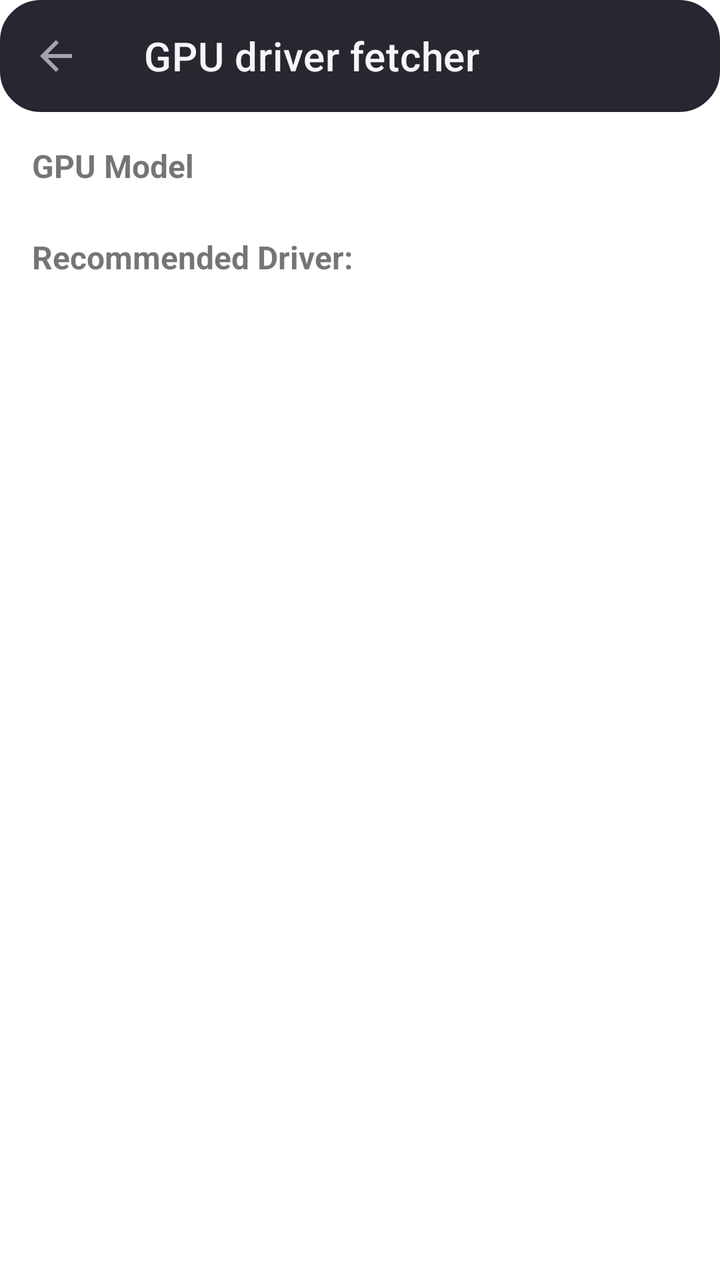
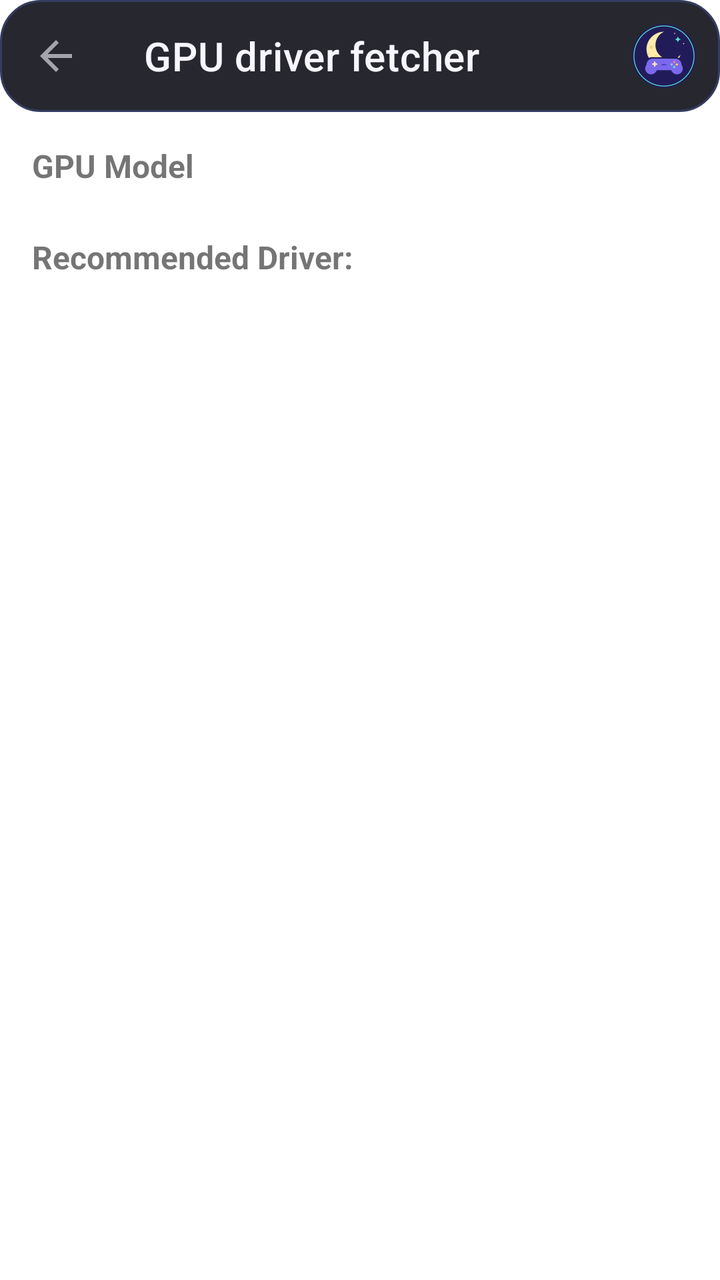

Two renders of the same Android screen: before a commit and after it. Below are the layout's source before the change and the commit's diff.
<!-- AndroidManifest.xml: fallback theme Theme.MaterialComponents.DayNight.NoActionBar -->
<!-- res/layout/fragment_driver_fetcher.xml -->
<?xml version="1.0" encoding="utf-8"?>
<androidx.constraintlayout.widget.ConstraintLayout xmlns:android="http://schemas.android.com/apk/res/android"
    xmlns:app="http://schemas.android.com/apk/res-auto"
    xmlns:tools="http://schemas.android.com/tools"
    android:id="@+id/coordinator_licenses"
    android:layout_width="match_parent"
    android:layout_height="match_parent"
    android:background="?attr/colorSurface">

    <com.google.android.material.appbar.AppBarLayout
        android:id="@+id/appbar_drivers"
        style="@style/Widget.Eden.TransparentTopAppBarLayout"
        android:layout_width="match_parent"
        android:layout_height="wrap_content"
        android:fitsSystemWindows="true"
        android:touchscreenBlocksFocus="false"
        app:layout_constraintStart_toStartOf="parent"
        app:layout_constraintEnd_toEndOf="parent"
        app:layout_constraintTop_toTopOf="parent"

        app:liftOnScrollTargetViewId="@id/list_drivers">

        <com.google.android.material.appbar.MaterialToolbar
            android:id="@+id/toolbar_drivers"
            style="@style/Widget.Eden.TransparentTopToolbar"
            android:layout_width="match_parent"
            android:layout_height="?attr/actionBarSize"
            android:touchscreenBlocksFocus="false"
            app:navigationIcon="@drawable/ic_back"
            app:title="@string/gpu_driver_fetcher" />

    </com.google.android.material.appbar.AppBarLayout>

    <TextView
        android:id="@+id/label_gpu_model"
        android:layout_width="wrap_content"
        android:layout_height="wrap_content"
        android:layout_marginStart="8dp"
        android:layout_marginTop="8dp"
        android:padding="8dp"
        android:text="@string/gpu_model"
        android:textSize="16sp"
        android:textStyle="bold"
        app:layout_behavior="@string/appbar_scrolling_view_behavior"
        app:layout_constraintStart_toStartOf="parent"
        app:layout_constraintTop_toBottomOf="@id/appbar_drivers" />

    <TextView
        android:id="@+id/badge_gpu_model"
        android:layout_width="wrap_content"
        android:layout_height="wrap_content"
        android:layout_marginStart="8dp"
        android:background="@drawable/item_release_latest_badge_background"
        android:textColor="?attr/colorPrimary"
        android:textSize="16sp"
        app:layout_constraintBottom_toBottomOf="@id/label_gpu_model"
        app:layout_constraintStart_toEndOf="@id/label_gpu_model"
        app:layout_constraintTop_toTopOf="@id/label_gpu_model" />

    <TextView
        android:id="@+id/label_recommended_driver"
        android:layout_width="wrap_content"
        android:layout_height="wrap_content"
        android:layout_marginStart="8dp"
        android:layout_marginTop="8dp"
        android:padding="8dp"
        android:text="@string/recommended_driver"
        android:textSize="16sp"
        android:textStyle="bold"
        app:layout_behavior="@string/appbar_scrolling_view_behavior"
        app:layout_constraintStart_toStartOf="parent"
        app:layout_constraintTop_toBottomOf="@id/label_gpu_model" />

    <TextView
        android:id="@+id/badge_recommended_driver"
        android:layout_width="wrap_content"
        android:layout_height="wrap_content"
        android:layout_marginStart="8dp"
        android:background="@drawable/item_release_latest_badge_background"
        android:textColor="?attr/colorPrimary"
        android:textSize="16sp"
        app:layout_constraintBottom_toBottomOf="@id/label_recommended_driver"
        app:layout_constraintStart_toEndOf="@id/label_recommended_driver"
        app:layout_constraintTop_toTopOf="@id/label_recommended_driver" />

    <View
        android:id="@+id/divider"
        android:layout_width="0dp"
        android:layout_height="1dp"
        android:layout_marginStart="16dp"
        android:layout_marginTop="8dp"
        android:layout_marginEnd="16dp"
        android:background="?attr/colorOutline"
        app:layout_constraintEnd_toEndOf="parent"
        app:layout_constraintStart_toStartOf="parent"
        app:layout_constraintTop_toBottomOf="@id/label_recommended_driver" />

    <androidx.recyclerview.widget.RecyclerView
        android:id="@+id/list_drivers"
        android:layout_height="0dp"
        android:layout_width="match_parent"
        android:layout_marginTop="8dp"
        android:clipToPadding="false"
        app:layout_behavior="@string/appbar_scrolling_view_behavior"
        app:layout_constraintTop_toBottomOf="@id/divider"
        app:layout_constraintBottom_toBottomOf="parent" />

    <ProgressBar
        android:id="@+id/loadingIndicator"
        style="?android:attr/progressBarStyle"
        android:layout_width="wrap_content"
        android:layout_height="wrap_content"
        android:layout_marginTop="12dp"
        android:visibility="invisible"
        app:layout_constraintEnd_toEndOf="@id/list_drivers"
        app:layout_constraintStart_toStartOf="@id/list_drivers"
        app:layout_constraintTop_toTopOf="@id/list_drivers" />

</androidx.constraintlayout.widget.ConstraintLayout>
<!-- resources referenced by this layout -->
<resources>
  <!-- drawable ic_back (drawable) -->
  <vector xmlns:android="http://schemas.android.com/apk/res/android"
      android:width="24dp"
      android:height="24dp"
      android:autoMirrored="true"
      android:viewportWidth="24"
      android:viewportHeight="24">
      <path
          android:fillColor="?attr/colorControlNormal"
          android:pathData="M20,11H7.83l5.59,-5.59L12,4l-8,8 8,8 1.41,-1.41L7.83,13H20v-2z" />
  </vector>
  <!-- drawable item_release_latest_badge_background (drawable) -->
  <?xml version="1.0" encoding="utf-8"?>
  <shape xmlns:android="http://schemas.android.com/apk/res/android"
      android:shape="rectangle">
      <solid android:color="?attr/colorSurfaceVariant" />
      <corners android:radius="8dp" />
      <padding
          android:left="8dp"
          android:right="8dp"
          android:top="0dp"
          android:bottom="0dp" />
  </shape>
  <string name="gpu_driver_fetcher">GPU driver fetcher</string>
  <string name="gpu_model">GPU Model</string>
  <string name="recommended_driver">Recommended Driver:</string>
  <style name="Widget.Eden.TransparentTopAppBarLayout" parent="">
          <item name="android:background">@android:color/transparent</item>
          <item name="android:elevation">0dp</item>
          <item name="android:stateListAnimator">@null</item>
          <item name="elevation">0dp</item>
          <item name="liftOnScroll">false</item>
          <item name="statusBarForeground">@android:color/transparent</item>
      </style>
  <style name="Widget.Eden.TransparentTopToolbar" parent="">
          <item name="android:background">@drawable/mw_reformulation_toolbar_surface</item>
          <item name="android:elevation">0dp</item>
          <item name="backgroundTint">@android:color/transparent</item>
          <item name="titleTextColor">@color/mw_ui_text</item>
          <item name="subtitleTextColor">@color/mw_ui_text_2</item>
          <item name="navigationIconTint">@color/mw_ui_text</item>
      </style>
  <!-- drawable mw_reformulation_toolbar_surface (drawable) -->
  <?xml version="1.0" encoding="utf-8"?>
  <shape xmlns:android="http://schemas.android.com/apk/res/android" android:shape="rectangle"><solid android:color="#E610101A"/><corners android:radius="20dp"/><stroke android:width="1dp" android:color="@color/mw_ui_border"/></shape>
  <color name="mw_ui_text">#F7F5FB</color>
  <color name="mw_ui_text_2">#A7A2AF</color>
  <color name="mw_ui_border">#282333</color>
</resources>

<!-- the commit's change to res/layout/fragment_driver_fetcher.xml (unified diff, before → after) -->
@@ -27,7 +27,7 @@
             android:layout_height="?attr/actionBarSize"
             android:touchscreenBlocksFocus="false"
             app:navigationIcon="@drawable/ic_back"
-            app:title="@string/gpu_driver_fetcher" />
+            app:title="@string/gpu_driver_fetcher" ><ImageView android:layout_width="32dp" android:layout_height="32dp" android:layout_gravity="end" android:layout_marginEnd="12dp" android:src="@drawable/ic_moonwitch_mark" android:importantForAccessibility="no"/></com.google.android.material.appbar.MaterialToolbar>
 
     </com.google.android.material.appbar.AppBarLayout>
 
<!-- resource entries referenced after the edit -->
@@ -11,6 +11,7 @@
           android:fillColor="?attr/colorControlNormal"
           android:pathData="M20,11H7.83l5.59,-5.59L12,4l-8,8 8,8 1.41,-1.41L7.83,13H20v-2z" />
   </vector>
+  <!-- drawable ic_moonwitch_mark: vector/xml drawable (drawable, 2291 chars, omitted) -->
   <!-- drawable item_release_latest_badge_background (drawable) -->
   <?xml version="1.0" encoding="utf-8"?>
   <shape xmlns:android="http://schemas.android.com/apk/res/android"
@@ -45,8 +46,8 @@
   <!-- drawable mw_reformulation_toolbar_surface (drawable) -->
   <?xml version="1.0" encoding="utf-8"?>
   <shape xmlns:android="http://schemas.android.com/apk/res/android" android:shape="rectangle"><solid android:color="#E610101A"/><corners android:radius="20dp"/><stroke android:width="1dp" android:color="@color/mw_ui_border"/></shape>
-  <color name="mw_ui_text">#F7F5FB</color>
-  <color name="mw_ui_text_2">#A7A2AF</color>
-  <color name="mw_ui_border">#282333</color>
+  <color name="mw_ui_text">#F7F6FC</color>
+  <color name="mw_ui_text_2">#B7BED5</color>
+  <color name="mw_ui_border">#353D60</color>
 </resources>
 
